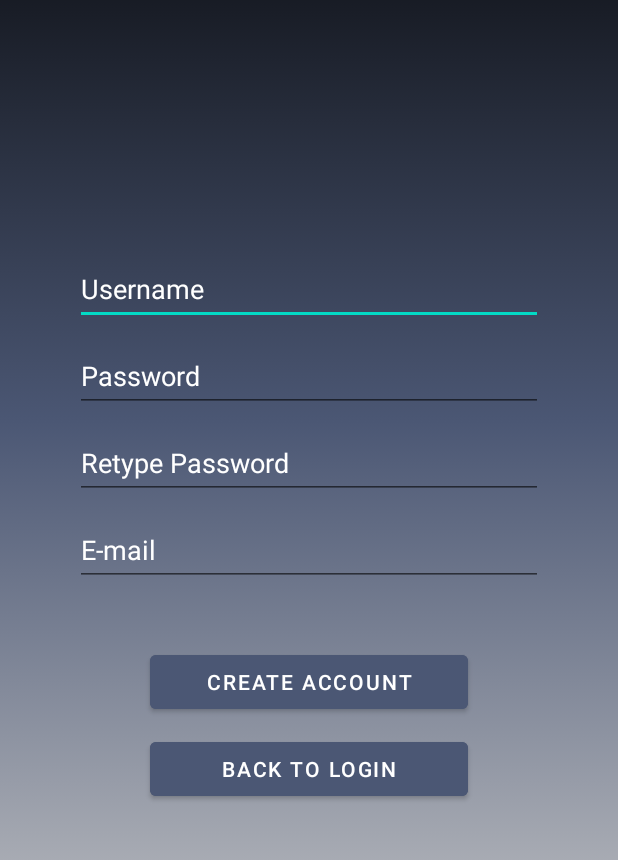
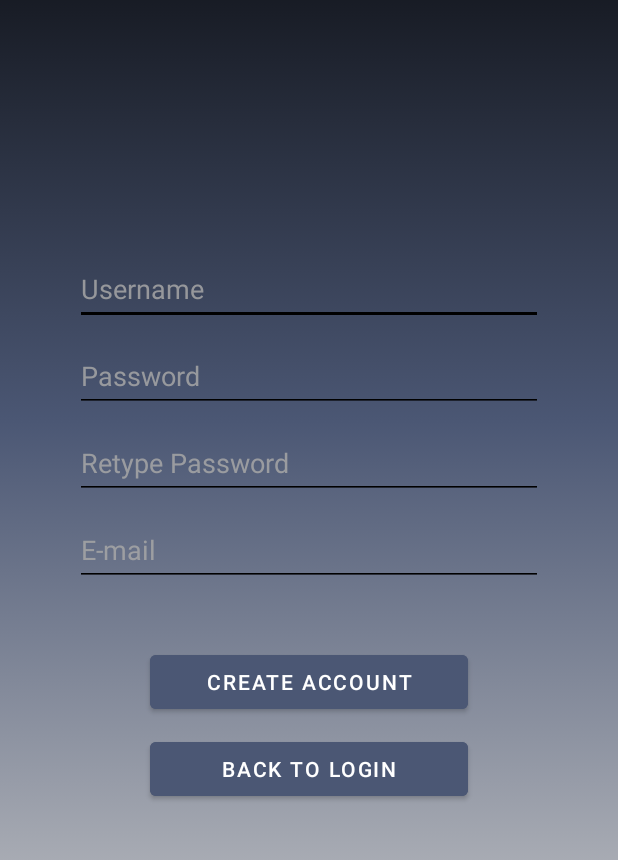
Before and after one commit to AJJ-Development/Android_FinalProject, an Android app: the CreateAccountActivity screen opened directly, with no data from a screen before it, on a phone screen of 412 x 824 dp, the part 197-1057 px from its top. Run offline under Robolectric (Android 15) with nearby library versions, the phone set to English and light mode, and no system bars; libraries missing offline, so code that uses them is left out: com.parse.

Commit message:
changed colors and nickname/username char limit to 14

```diff
--- a/app/src/main/java/com/example/gamehub/CreateAccountActivity.java
+++ b/app/src/main/java/com/example/gamehub/CreateAccountActivity.java
@@ -4,6 +4,7 @@ import androidx.appcompat.app.AppCompatActivity;
 
 import android.content.Intent;
 import android.os.Bundle;
+import android.text.InputFilter;
 import android.util.Log;
 import android.view.View;
 import android.widget.Button;
@@ -32,6 +33,7 @@ public class CreateAccountActivity extends AppCompatActivity {
 
         // Initialize Layout Objects -------------------------------
         etUsername = findViewById(R.id.etUsernameCA);
+        etUsername.setFilters(new InputFilter[]{ new InputFilter.LengthFilter(14) });
         etPassword = findViewById(R.id.etPasswordCA);
         etPasswordVerify = findViewById(R.id.etPasswordVerifyCA);
         etEmail = findViewById(R.id.etEmailCA);
--- a/app/src/main/java/com/example/gamehub/ProfileActivity.java
+++ b/app/src/main/java/com/example/gamehub/ProfileActivity.java
@@ -44,7 +44,7 @@ public class ProfileActivity extends AppCompatActivity {
         tvProfileEmail = findViewById(R.id.tvProfileEmail);
         tvProfileEmail.setText(currentUser.get("email").toString());
         etNewNickname = findViewById(R.id.etNewNickname);
-        etNewNickname.setFilters(new InputFilter[]{ new InputFilter.LengthFilter(10) });
+        etNewNickname.setFilters(new InputFilter[]{ new InputFilter.LengthFilter(14) });
         btnSetNewNickname = findViewById(R.id.btnSetNewNickname);
 
         // Button Click Listeners ----------------------------------
--- a/app/src/main/res/layout/activity_create_account.xml
+++ b/app/src/main/res/layout/activity_create_account.xml
@@ -31,10 +31,12 @@
         android:layout_marginEnd="50dp"
         android:ems="10"
         android:textColor="@color/white"
-        android:textColorHint="@color/white"
+        android:textColorHint="#D8A7A7A7"
         android:hint="Username"
         android:inputType="textPersonName"
-        android:minHeight="48dp" />
+        android:minHeight="48dp"
+        android:textCursorDrawable="@drawable/cursor"
+        android:backgroundTint="#000000"/>
 
     <EditText
         android:id="@+id/etPasswordCA"
@@ -46,11 +48,13 @@
         android:layout_marginTop="10dp"
         android:layout_marginEnd="50dp"
         android:textColor="@color/white"
-        android:textColorHint="@color/white"
+        android:textColorHint="#D8A7A7A7"
         android:ems="10"
         android:hint="Password"
         android:inputType="textPassword"
-        android:minHeight="48dp" />
+        android:minHeight="48dp"
+        android:textCursorDrawable="@drawable/cursor"
+        android:backgroundTint="#000000"/>
 
     <Button
         android:id="@+id/btnLoginCA"
@@ -74,11 +78,13 @@
         android:layout_marginTop="10dp"
         android:layout_marginEnd="50dp"
         android:textColor="@color/white"
-        android:textColorHint="@color/white"
+        android:textColorHint="#D8A7A7A7"
         android:ems="10"
         android:hint="Retype Password"
         android:inputType="textPassword"
-        android:minHeight="48dp" />
+        android:minHeight="48dp"
+        android:textCursorDrawable="@drawable/cursor"
+        android:backgroundTint="#000000"/>
 
     <EditText
         android:id="@+id/etEmailCA"
@@ -90,11 +96,13 @@
         android:layout_marginTop="10dp"
         android:layout_marginEnd="50dp"
         android:textColor="@color/white"
-        android:textColorHint="@color/white"
+        android:textColorHint="#D8A7A7A7"
         android:ems="10"
         android:hint="E-mail"
         android:inputType="textEmailAddress"
-        android:minHeight="48dp" />
+        android:minHeight="48dp"
+        android:textCursorDrawable="@drawable/cursor"
+        android:backgroundTint="#000000"/>
 
     <TextView
         android:id="@+id/tvTitle"
--- a/app/src/main/res/layout/activity_profile.xml
+++ b/app/src/main/res/layout/activity_profile.xml
@@ -74,13 +74,15 @@
         android:layout_below="@+id/tvProfileEmail"
         android:layout_centerHorizontal="true"
         android:layout_marginTop="45dp"
-        android:backgroundTint="#000000"
         android:ems="10"
         android:hint="New Nickname"
         android:inputType="textPersonName"
         android:minHeight="48dp"
         android:textAlignment="center"
-        android:textCursorDrawable="@drawable/cursor"/>
+        android:textColor="@color/white"
+        android:textColorHint="#D8A7A7A7"
+        android:textCursorDrawable="@drawable/cursor"
+        android:backgroundTint="#000000"/>
 
     <Button
         android:id="@+id/btnSetNewNickname"
```
Also changed, not shown: app/src/main/res/layout/activity_login.xml (+8 -4 lines).
